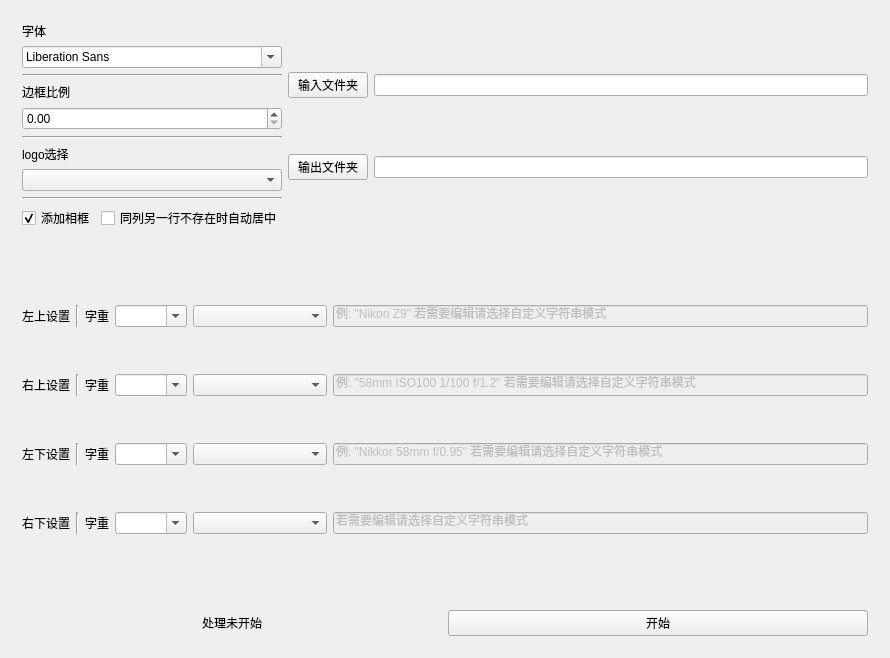
The window that src/mainWidgets.ui (natsusue/photo_watermark) describes before a commit, drawn with Qt 5.
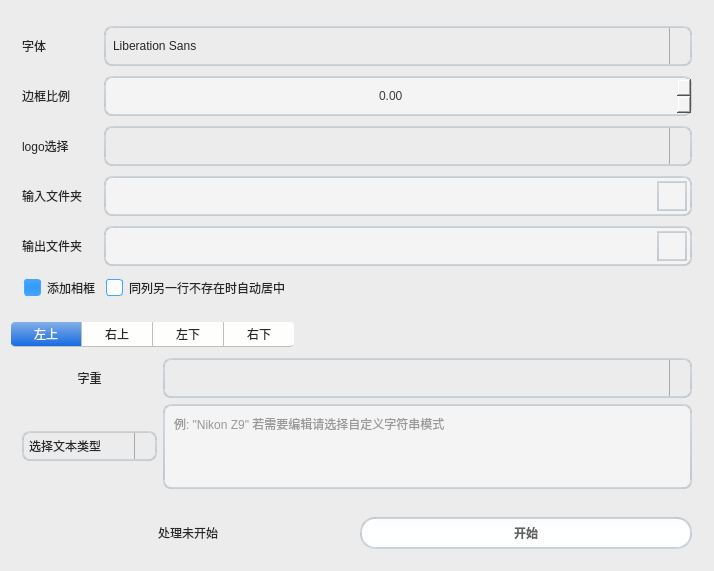
The same window after the commit. Icons and pictures are not drawn.

```diff
--- a/src/mainWidgets.ui
+++ b/src/mainWidgets.ui
@@ -6,73 +6,549 @@
    <rect>
     <x>0</x>
     <y>0</y>
-    <width>890</width>
-    <height>658</height>
+    <width>714</width>
+    <height>571</height>
    </rect>
   </property>
   <property name="windowTitle">
    <string>相框水印设置 by Natsusue</string>
   </property>
-  <layout class="QVBoxLayout" name="verticalLayout_6" stretch="0,1,0">
+  <property name="styleSheet">
+   <string notr="true">* {
+    background-color:#ececec;
+	font: 12pt &quot;Microsoft YaHei UI&quot;;
+}
+/*QLabel#label_6,#label_7,#label_8,#label_9{
+
+    border-style: solid;
+	border-color: qlineargradient(spread:pad, x1:0, y1:0, x2:0, y2:1, stop:0 #c1c9cf, stop:1 #d2d8dd);
+    border-width: 2px;
+    border-radius: 8px;
+    color: #616161;
+    font-weight: bold;
+}*/
+
+QPushButton{
+    padding: 5px;
+    border-style: solid;
+	border-color: qlineargradient(spread:pad, x1:0, y1:0, x2:0, y2:1, stop:0 #c1c9cf, stop:1 #d2d8dd);
+    border-width: 2px;
+    border-radius: 15px;
+    color: #616161;
+    font-weight: bold;
+    background-color: qlineargradient(spread:pad, x1:0.5, y1:0, x2:0.5, y2:1, stop:0 #fbfdfd, stop:0.5 #ffffff, stop:1 #fbfdfd);
+}
+QPushButton:hover{
+    color: #3d3d3d;
+}
+QPushButton:pressed{
+    color: #aeaeae;
+    background-color: qlineargradient(spread:pad, x1:0.5, y1:0, x2:0.5, y2:1, stop:0 #ffffff, stop:0.5 #fbfdfd, stop:1 #ffffff);
+}
+QPushButton:disabled{
+    color: #616161;
+    background-color: qlineargradient(spread:pad, x1:0.5, y1:0, x2:0.5, y2:1, stop:0 #dce7eb, stop:0.5 #e0e8eb, stop:1 #dee7ec);
+}
+
+QLineEdit, QDoubleSpinBox, QTextEdit {
+    border-width: 2px;
+    border-radius: 8px;
+    border-style: solid;
+    border-color: qlineargradient(spread:pad, x1:0.5, y1:1, x2:0.5, y2:0, stop:0 #c1c9cf, stop:1 #d2d8dd);
+    background-color: #f4f4f4;
+    color: #3d3d3d;
+    padding: 5px;
+}
+QLineEdit:focus, QTextEdit:focus, QDoubleSpinBox:focus{
+    border-width: 2px;
+    border-radius: 8px;
+    border-style: solid;
+    border-color: qlineargradient(spread:pad, x1:0.5, y1:1, x2:0.5, y2:0, stop:0 #85b7e3, stop:1 #9ec1db);
+    background-color: #f4f4f4;
+    color: #3d3d3d;
+}
+QLineEdit:disabled, QTextEdit:disabled, QDoubleSpinBox:disabled{
+    color: #b9b9b9;
+}
+
+QDoubleSpinBox::up-button{
+	width:15px;
+	height:15px;
+	subcontrol-position:right top;
+    image: url(:/photo_watermark/img/arrow-up.png);
+    border-left-width: 1px;
+    border-left-color: darkgray;
+    border-left-style: solid;
+    border-top-right-radius: 3px;
+    padding: 3px;
+}
+QSpinBox::down-button, QDoubleSpinBox::down-button{
+	width:15px;
+	height:15px;
+	subcontrol-position:right bottom;
+    image: url(:/photo_watermark/img/arrow-down.png);
+    border-left-width: 1px;
+    border-left-color: darkgray;
+    border-left-style: solid;
+    border-top-right-radius: 3px;
+    padding: 3px;
+}
+
+QProgressBar {
+    max-height: 8px;
+    text-align: center;
+    font: italic bold 11px;
+    color: #3d3d3d;
+    border: 1px solid transparent;
+    border-radius:4px;
+    background-color: qlineargradient(spread:pad, x1:0, y1:0, x2:0, y2:1, stop:0 #ddd5d5, stop:0.5 #dad3d3, stop:1 #ddd5d5);
+}
+QProgressBar::chunk {
+    background-color: qlineargradient(spread:pad, x1:0, y1:0, x2:0, y2:1, stop:0 #467dd1, stop:0.5 #3b88fc, stop:1 #467dd1);
+    border-radius: 4px;
+}
+QProgressBar:disabled {
+    color: #616161;
+}
+QProgressBar::chunk:disabled {
+    background-color: #aeaeae;
+}
+
+QComboBox, QFontComboBox {
+    border-width: 2px;
+    border-radius: 8px;
+    border-style: solid;
+    border-color: qlineargradient(spread:pad, x1:0.5, y1:1, x2:0.5, y2:0, stop:0 #c1c9cf, stop:1 #d2d8dd);
+    color: #272727;
+    padding-left: 5px;
+	background-color:transparent;
+}
+QComboBox::drop-down {
+    subcontrol-origin: padding;
+    subcontrol-position: top right;
+    width: 20px;
+    color: #272727;
+    border-left-width: 1px;
+    border-left-color: darkgray;
+    border-left-style: solid;
+    border-top-right-radius: 3px;
+    border-bottom-right-radius: 3px;
+}
+QComboBox::down-arrow {
+	width: 15px;
+	height:30px;
+    image: url(:/photo_watermark/img/arrow-down.png); 
+}
+QComboBox::down-arrow:on {
+    top: 1px;
+    left: 1px;
+}
+QComboBox QAbstractItemView {
+    border: 1px solid darkgray;
+    border-radius: 8px;
+    selection-background-color: #dadada;
+    selection-color: #272727;
+    color: #272727;
+    background: white;
+}
+QComboBox QAbstractItemView::item {
+    height: 40px; 
+	font-weight: 400;
+    border-radius: 8px;
+}
+
+QTabWidget {
+    color:rgb(0,0,0);
+    background-color:#000000;
+}
+QTabWidget::pane {
+    border-width: 1px;
+    border-radius: 4px;
+    position: absolute;
+    top: -0.5em;
+    padding-top: 0.5em;
+}
+QTabWidget::tab-bar {
+    alignment: left;
+}
+QTabBar::tab {
+    border-bottom: 1px solid #c0c0c0;
+    padding: 5px;
+    color: #272727;
+    background-color: #fefefc;
+    margin-left:0px;
+	width: 60px;
+}
+QTabBar::tab:!last {
+    border-right: 1px solid;
+    border-right-color: #c0c0c0;
+    border-bottom-color: #c0c0c0;
+}
+QTabBar::tab:first {
+    border-top-left-radius: 4px;
+    border-bottom-left-radius: 4px;
+}
+QTabBar::tab:last {
+    border-top-right-radius: 4px;
+    border-bottom-right-radius: 4px;
+}
+QTabBar::tab:selected, QTabBar::tab:last:selected, QTabBar::tab:hover {
+    color: #FFFFFF;
+    background-color: qlineargradient(spread:pad, x1:0.5, y1:0, x2:0.5, y2:1, stop:0 #84afe5, stop:1 #1168e4);
+}
+
+QLabel, QCheckBox{
+    color: #272727;
+}
+QCheckBox {
+    padding: 2px;
+}
+QCheckBox:disabled, QRadioButton:disabled {
+    color: #808086;
+    padding: 2px;
+}
+QCheckBox:hover {
+    border-radius:4px;
+    border-style:solid;
+    padding-left: 1px;
+    padding-right: 1px;
+    padding-bottom: 1px;
+    padding-top: 1px;
+    border-width:1px;
+    border-color: transparent;
+}
+QCheckBox::indicator:checked {
+    /*image: url(/usr/share/icons/Adwaita/16x16/actions/object-select-symbolic.symbolic.png);*/
+    height: 15px;
+    width: 15px;
+    border-style:solid;
+    border-width: 1px;
+    border-color: #48a5fd;
+    color: #ffffff;
+    border-radius: 3px;
+    background-color: qlineargradient(spread:pad, x1:0, y1:0, x2:0, y2:1, stop:0 #48a5fd, stop:0.5 #329cfb, stop:1 #48a5fd);
+}
+QCheckBox::indicator:unchecked {
+    height: 15px;
+    width: 15px;
+    border-style:solid;
+    border-width: 1px;
+    border-color: #48a5fd;
+    border-radius: 3px;
+    background-color: #fbfdfa;
+}
+
+QScrollArea {
+    color: #FFFFFF;
+    background-color:#222b2e;
+}
+
+QScrollBar:vertical {
+	max-width: 8px;
+	border: 1px transparent grey;
+	background: transparent;
+}
+QScrollBar::handle:vertical, QScrollBar::handle:horizontal {
+	background: #52595d;
+	border-style: transparent;
+	border-radius: 4px;
+	min-height: 25px;
+}
+QScrollBar::handle:horizontal:hover, QScrollBar::handle:vertical:hover {
+	background: qlineargradient(spread:pad, x1:0, y1:0, x2:1, y2:0, stop:0 #467dd1, stop:0.5 #3b88fc, stop:1 #467dd1);
+}
+QScrollBar::add-line:horizontal {
+    width: 0px;
+	height: 0px;
+}
+QScrollBar::add-line:vertical {
+    width: 0px;
+    height: 0px;
+}
+QScrollBar::sub-line:horizontal {
+    width: 0px;
+    height: 0px;
+}
+QScrollBar::sub-line:vertical {
+    width: 0px;
+    height: 0px;
+}</string>
+  </property>
+  <layout class="QVBoxLayout" name="verticalLayout" stretch="2,1,0">
    <item>
     <widget class="QWidget" name="seetingWidget" native="true">
-     <layout class="QHBoxLayout" name="baseConfigLayout">
-      <item>
-       <layout class="QVBoxLayout" name="baseSeetingLayout" stretch="0,0,0,0,0,0,0,0,0,0">
-        <item>
+     <layout class="QGridLayout" name="gridLayout_5">
+      <item row="0" column="0">
          <widget class="QLabel" name="fontLabel">
           <property name="text">
            <string>字体</string>
           </property>
          </widget>
         </item>
-        <item>
-         <widget class="QFontComboBox" name="fontComboBox"/>
-        </item>
-        <item>
-         <widget class="Line" name="line_11">
-          <property name="orientation">
-           <enum>Qt::Orientation::Horizontal</enum>
+      <item row="0" column="1">
+       <widget class="QFontComboBox" name="fontComboBox">
+        <property name="minimumSize">
+         <size>
+          <width>0</width>
+          <height>40</height>
+         </size>
+        </property>
+        <property name="maximumSize">
+         <size>
+          <width>16777215</width>
+          <height>40</height>
+         </size>
           </property>
          </widget>
         </item>
-        <item>
+      <item row="1" column="0">
          <widget class="QLabel" name="boxSizeLabel">
           <property name="text">
            <string>边框比例</string>
           </property>
          </widget>
         </item>
-        <item>
-         <widget class="QDoubleSpinBox" name="boxSizeComboBox"/>
-        </item>
-        <item>
-         <widget class="Line" name="line_12">
-          <property name="orientation">
-           <enum>Qt::Orientation::Horizontal</enum>
+      <item row="1" column="1">
+       <widget class="QDoubleSpinBox" name="boxSizeComboBox">
+        <property name="minimumSize">
+         <size>
+          <width>0</width>
+          <height>40</height>
+         </size>
+        </property>
+        <property name="maximumSize">
+         <size>
+          <width>16777215</width>
+          <height>40</height>
+         </size>
+        </property>
+        <property name="styleSheet">
+         <string notr="true"/>
+        </property>
+        <property name="alignment">
+         <set>Qt::AlignmentFlag::AlignCenter</set>
           </property>
          </widget>
         </item>
-        <item>
+      <item row="2" column="0">
          <widget class="QLabel" name="label_5">
           <property name="text">
            <string>logo选择</string>
           </property>
          </widget>
         </item>
+      <item row="2" column="1">
+       <widget class="QComboBox" name="logoComboBox">
+        <property name="minimumSize">
+         <size>
+          <width>0</width>
+          <height>40</height>
+         </size>
+        </property>
+        <property name="maximumSize">
+         <size>
+          <width>16777215</width>
+          <height>40</height>
+         </size>
+        </property>
+       </widget>
+      </item>
+      <item row="3" column="0">
+       <widget class="QLabel" name="label_10">
+        <property name="text">
+         <string>输入文件夹</string>
+        </property>
+       </widget>
+      </item>
+      <item row="3" column="1">
+       <widget class="QWidget" name="widget" native="true">
+        <property name="minimumSize">
+         <size>
+          <width>0</width>
+          <height>40</height>
+         </size>
+        </property>
+        <property name="maximumSize">
+         <size>
+          <width>16777215</width>
+          <height>40</height>
+         </size>
+        </property>
+        <property name="styleSheet">
+         <string notr="true">QWidget {
+    border-width: 2px;
+    border-radius: 8px;
+    border-style: solid;
+    border-color: qlineargradient(spread:pad, x1:0.5, y1:1, x2:0.5, y2:0, stop:0 #c1c9cf, stop:1 #d2d8dd);
+    background-color: #f4f4f4;
+    color: #3d3d3d;
+    padding: 5px;
+}</string>
+        </property>
+        <layout class="QHBoxLayout" name="horizontalLayout_3">
+         <property name="spacing">
+          <number>0</number>
+         </property>
+         <property name="leftMargin">
+          <number>0</number>
+         </property>
+         <property name="topMargin">
+          <number>0</number>
+         </property>
+         <property name="rightMargin">
+          <number>5</number>
+         </property>
+         <property name="bottomMargin">
+          <number>0</number>
+         </property>
         <item>
-         <widget class="QComboBox" name="logoComboBox"/>
+          <widget class="QLineEdit" name="lnputEdit">
+           <property name="styleSheet">
+            <string notr="true">QLineEdit
+{
+	background:transparent;
+	border:none;
+	border-radius:0px;
+}</string>
+           </property>
+           <property name="alignment">
+            <set>Qt::AlignmentFlag::AlignCenter</set>
+           </property>
+          </widget>
         </item>
         <item>
-         <widget class="Line" name="line_13">
-          <property name="orientation">
-           <enum>Qt::Orientation::Horizontal</enum>
-          </property>
-         </widget>
-        </item>
+          <widget class="QPushButton" name="inputButton">
+           <property name="minimumSize">
+            <size>
+             <width>30</width>
+             <height>30</height>
+            </size>
+           </property>
+           <property name="maximumSize">
+            <size>
+             <width>30</width>
+             <height>30</height>
+            </size>
+           </property>
+           <property name="cursor">
+            <cursorShape>PointingHandCursor</cursorShape>
+           </property>
+           <property name="styleSheet">
+            <string notr="true">QPushButton
+{	
+	background:transparent;
+	border-image: url(:/photo_watermark/img/file.png);
+    padding: 0px;
+	border-radius:0px;
+}</string>
+           </property>
+           <property name="text">
+            <string/>
+           </property>
+          </widget>
+         </item>
+        </layout>
+       </widget>
+      </item>
+      <item row="4" column="0">
+       <widget class="QLabel" name="label_11">
+        <property name="text">
+         <string>输出文件夹</string>
+        </property>
+       </widget>
+      </item>
+      <item row="4" column="1">
+       <widget class="QWidget" name="widget_2" native="true">
+        <property name="minimumSize">
+         <size>
+          <width>0</width>
+          <height>40</height>
+         </size>
+        </property>
+        <property name="maximumSize">
+         <size>
+          <width>16777215</width>
+          <height>40</height>
+         </size>
+        </property>
+        <property name="styleSheet">
+         <string notr="true">QWidget {
+    border-width: 2px;
+    border-radius: 8px;
+    border-style: solid;
+    border-color: qlineargradient(spread:pad, x1:0.5, y1:1, x2:0.5, y2:0, stop:0 #c1c9cf, stop:1 #d2d8dd);
+    background-color: #f4f4f4;
+    color: #3d3d3d;
+    padding: 5px;
+}
+</string>
+        </property>
+        <layout class="QHBoxLayout" name="horizontalLayout_5">
+         <property name="spacing">
+          <number>0</number>
+         </property>
+         <property name="leftMargin">
+          <number>0</number>
+         </property>
+         <property name="topMargin">
+          <number>0</number>
+         </property>
+         <property name="rightMargin">
+          <number>5</number>
+         </property>
+         <property name="bottomMargin">
+          <number>0</number>
+         </property>
         <item>
-         <layout class="QHBoxLayout" name="horizontalLayout_4">
+          <widget class="QLineEdit" name="outputEdit">
+           <property name="styleSheet">
+            <string notr="true">QLineEdit
+{
+	background:transparent;
+	border:none;
+	border-radius:0px;
+}</string>
+           </property>
+           <property name="alignment">
+            <set>Qt::AlignmentFlag::AlignCenter</set>
+           </property>
+          </widget>
+         </item>
           <item>
+          <widget class="QPushButton" name="outputButton">
+           <property name="minimumSize">
+            <size>
+             <width>30</width>
+             <height>30</height>
+            </size>
+           </property>
+           <property name="maximumSize">
+            <size>
+             <width>30</width>
+             <height>30</height>
+            </size>
+           </property>
+           <property name="cursor">
+            <cursorShape>PointingHandCursor</cursorShape>
+           </property>
+           <property name="styleSheet">
+            <string notr="true">QPushButton
+{	
+	background:transparent;
+	border-image: url(:/photo_watermark/img/file.png);
+    padding: 0px;
+	border-radius:0px;
+}</string>
+           </property>
+           <property name="text">
+            <string/>
+           </property>
+          </widget>
+         </item>
+        </layout>
+       </widget>
+      </item>
+      <item row="5" column="0">
            <widget class="QCheckBox" name="addFrameCheckBox">
             <property name="text">
              <string>添加相框</string>
@@ -82,7 +558,7 @@
             </property>
            </widget>
           </item>
-          <item>
+      <item row="5" column="1">
            <widget class="QCheckBox" name="autoAlignCheckBox">
             <property name="text">
              <string>同列另一行不存在时自动居中</string>
@@ -90,81 +566,47 @@
            </widget>
           </item>
          </layout>
-        </item>
-       </layout>
-      </item>
-      <item>
-       <layout class="QVBoxLayout" name="ioLayout">
-        <item>
-         <layout class="QHBoxLayout" name="InputLayout">
-          <item>
-           <widget class="QPushButton" name="inputButton">
-            <property name="text">
-             <string>输入文件夹</string>
-            </property>
            </widget>
           </item>
           <item>
-           <widget class="QLineEdit" name="lnputEdit"/>
-          </item>
-         </layout>
-        </item>
-        <item>
-         <layout class="QHBoxLayout" name="outputLayout">
-          <item>
-           <widget class="QPushButton" name="outputButton">
-            <property name="text">
-             <string>输出文件夹</string>
-            </property>
-           </widget>
-          </item>
-          <item>
-           <widget class="QLineEdit" name="outputEdit"/>
-          </item>
-         </layout>
-        </item>
-       </layout>
-      </item>
-     </layout>
-    </widget>
-   </item>
-   <item>
-    <widget class="QWidget" name="textWidget" native="true">
-     <layout class="QVBoxLayout" name="configLayout">
-      <property name="spacing">
+    <widget class="QTabWidget" name="tabWidget">
+     <property name="minimumSize">
+      <size>
+       <width>680</width>
+       <height>0</height>
+      </size>
+     </property>
+     <property name="styleSheet">
+      <string notr="true"/>
+     </property>
+     <property name="currentIndex">
        <number>0</number>
       </property>
-      <item>
-       <layout class="QHBoxLayout" name="leftTopConfigLayout" stretch="0,0,0,0,1,4">
-        <property name="spacing">
-         <number>6</number>
-        </property>
-        <item>
-         <widget class="QLabel" name="label">
-          <property name="text">
-           <string>左上设置</string>
-          </property>
-         </widget>
-        </item>
-        <item>
-         <widget class="Line" name="line">
-          <property name="orientation">
-           <enum>Qt::Orientation::Vertical</enum>
-          </property>
-         </widget>
-        </item>
-        <item>
-         <widget class="QLabel" name="label_6">
-          <property name="text">
-           <string>字重</string>
-          </property>
-         </widget>
-        </item>
-        <item>
+     <property name="tabBarAutoHide">
+      <bool>true</bool>
+     </property>
+     <widget class="QWidget" name="tab">
+      <attribute name="title">
+       <string>左上</string>
+      </attribute>
+      <layout class="QGridLayout" name="gridLayout">
+       <item row="0" column="1">
          <widget class="QComboBox" name="LTWeight">
           <property name="enabled">
            <bool>true</bool>
           </property>
+         <property name="minimumSize">
+          <size>
+           <width>90</width>
+           <height>40</height>
+          </size>
+         </property>
+         <property name="maximumSize">
+          <size>
+           <width>16777215</width>
+           <height>40</height>
+          </size>
+         </property>
           <property name="editable">
            <bool>true</bool>
           </property>
@@ -173,8 +615,20 @@
           </property>
          </widget>
         </item>
-        <item>
+       <item row="1" column="0">
          <widget class="QComboBox" name="LTChoice">
+         <property name="minimumSize">
+          <size>
+           <width>135</width>
+           <height>30</height>
+          </size>
+         </property>
+         <property name="maximumSize">
+          <size>
+           <width>16777215</width>
+           <height>30</height>
+          </size>
+         </property>
           <property name="editable">
            <bool>false</bool>
           </property>
@@ -183,175 +637,284 @@
           </property>
          </widget>
         </item>
-        <item>
-         <widget class="QLineEdit" name="LTEdit">
-          <property name="enabled">
-           <bool>false</bool>
+       <item row="0" column="0">
+        <widget class="QLabel" name="label_6">
+         <property name="sizePolicy">
+          <sizepolicy hsizetype="Preferred" vsizetype="Fixed">
+           <horstretch>0</horstretch>
+           <verstretch>0</verstretch>
+          </sizepolicy>
+         </property>
+         <property name="minimumSize">
+          <size>
+           <width>0</width>
+           <height>30</height>
+          </size>
           </property>
           <property name="text">
+          <string>字重</string>
+         </property>
+         <property name="alignment">
+          <set>Qt::AlignmentFlag::AlignCenter</set>
+         </property>
+        </widget>
+       </item>
+       <item row="1" column="1">
+        <widget class="QTextEdit" name="LTEdit">
+         <property name="html">
+          <string>&lt;!DOCTYPE HTML PUBLIC &quot;-//W3C//DTD HTML 4.0//EN&quot; &quot;http://www.w3.org/TR/REC-html40/strict.dtd&quot;&gt;
+&lt;html&gt;&lt;head&gt;&lt;meta name=&quot;qrichtext&quot; content=&quot;1&quot; /&gt;&lt;meta charset=&quot;utf-8&quot; /&gt;&lt;style type=&quot;text/css&quot;&gt;
+p, li { white-space: pre-wrap; }
+hr { height: 1px; border-width: 0; }
+li.unchecked::marker { content: &quot;\2610&quot;; }
+li.checked::marker { content: &quot;\2612&quot;; }
+&lt;/style&gt;&lt;/head&gt;&lt;body style=&quot; font-family:'Microsoft YaHei UI'; font-size:12pt; font-weight:400; font-style:normal;&quot;&gt;
+&lt;p style=&quot;-qt-paragraph-type:empty; margin-top:0px; margin-bottom:0px; margin-left:0px; margin-right:0px; -qt-block-indent:0; text-indent:0px;&quot;&gt;&lt;br /&gt;&lt;/p&gt;&lt;/body&gt;&lt;/html&gt;</string>
+         </property>
+         <property name="cursorWidth">
+          <number>0</number>
+         </property>
+         <property name="placeholderText">
            <string>例: &quot;Nikon Z9&quot; 若需要编辑请选择自定义字符串模式 </string>
           </property>
-          <property name="dragEnabled">
-           <bool>false</bool>
-          </property>
-          <property name="readOnly">
-           <bool>false</bool>
-          </property>
-          <property name="clearButtonEnabled">
-           <bool>false</bool>
-          </property>
          </widget>
         </item>
        </layout>
-      </item>
-      <item>
-       <layout class="QHBoxLayout" name="rightTopConfigLayout" stretch="0,0,0,0,1,4">
-        <item>
-         <widget class="QLabel" name="label_3">
-          <property name="text">
-           <string>右上设置</string>
-          </property>
-         </widget>
-        </item>
-        <item>
-         <widget class="Line" name="line_2">
-          <property name="orientation">
-           <enum>Qt::Orientation::Vertical</enum>
-          </property>
-         </widget>
-        </item>
-        <item>
-         <widget class="QLabel" name="label_7">
-          <property name="text">
-           <string>字重</string>
-          </property>
-         </widget>
-        </item>
-        <item>
+     </widget>
+     <widget class="QWidget" name="tab_3">
+      <attribute name="title">
+       <string>右上</string>
+      </attribute>
+      <layout class="QGridLayout" name="gridLayout_2">
+       <item row="0" column="1">
          <widget class="QComboBox" name="RTWeight">
+         <property name="minimumSize">
+          <size>
+           <width>90</width>
+           <height>40</height>
+          </size>
+         </property>
+         <property name="maximumSize">
+          <size>
+           <width>16777215</width>
+           <height>40</height>
+          </size>
+         </property>
           <property name="editable">
            <bool>true</bool>
           </property>
          </widget>
         </item>
-        <item>
+       <item row="1" column="0">
          <widget class="QComboBox" name="RTChoice">
-          <property name="placeholderText">
-           <string>选择文本类型</string>
-          </property>
-         </widget>
-        </item>
-        <item>
-         <widget class="QLineEdit" name="RTEdit">
-          <property name="enabled">
+         <property name="minimumSize">
+          <size>
+           <width>135</width>
+           <height>30</height>
+          </size>
+         </property>
+         <property name="maximumSize">
+          <size>
+           <width>16777215</width>
+           <height>30</height>
+          </size>
+         </property>
+         <property name="editable">
            <bool>false</bool>
           </property>
+         <property name="placeholderText">
+          <string>选择文本类型</string>
+         </property>
+        </widget>
+       </item>
+       <item row="0" column="0">
+        <widget class="QLabel" name="label_7">
+         <property name="sizePolicy">
+          <sizepolicy hsizetype="Preferred" vsizetype="Fixed">
+           <horstretch>0</horstretch>
+           <verstretch>0</verstretch>
+          </sizepolicy>
+         </property>
+         <property name="minimumSize">
+          <size>
+           <width>0</width>
+           <height>30</height>
+          </size>
+         </property>
           <property name="text">
+          <string>字重</string>
+         </property>
+         <property name="alignment">
+          <set>Qt::AlignmentFlag::AlignCenter</set>
+         </property>
+        </widget>
+       </item>
+       <item row="1" column="1">
+        <widget class="QTextEdit" name="RTEdit">
+         <property name="placeholderText">
            <string>例: &quot;58mm ISO100 1/100 f/1.2&quot; 若需要编辑请选择自定义字符串模式</string>
           </property>
          </widget>
         </item>
        </layout>
-      </item>
-      <item>
-       <layout class="QHBoxLayout" name="leftBottomConfigLayout" stretch="0,0,0,0,1,4">
-        <item>
-         <widget class="QLabel" name="label_2">
-          <property name="text">
-           <string>左下设置</string>
-          </property>
-         </widget>
-        </item>
-        <item>
-         <widget class="Line" name="line_3">
-          <property name="orientation">
-           <enum>Qt::Orientation::Vertical</enum>
-          </property>
-         </widget>
-        </item>
-        <item>
-         <widget class="QLabel" name="label_8">
-          <property name="text">
-           <string>字重</string>
-          </property>
-         </widget>
-        </item>
-        <item>
+     </widget>
+     <widget class="QWidget" name="tab_4">
+      <attribute name="title">
+       <string>左下</string>
+      </attribute>
+      <layout class="QGridLayout" name="gridLayout_3">
+       <item row="0" column="1">
          <widget class="QComboBox" name="LBWeight">
+         <property name="sizePolicy">
+          <sizepolicy hsizetype="Preferred" vsizetype="Fixed">
+           <horstretch>0</horstretch>
+           <verstretch>0</verstretch>
+          </sizepolicy>
+         </property>
+         <property name="minimumSize">
+          <size>
+           <width>90</width>
+           <height>40</height>
+          </size>
+         </property>
+         <property name="maximumSize">
+          <size>
+           <width>16777215</width>
+           <height>40</height>
+          </size>
+         </property>
           <property name="editable">
            <bool>true</bool>
           </property>
          </widget>
         </item>
-        <item>
+       <item row="0" column="0">
+        <widget class="QLabel" name="label_8">
+         <property name="sizePolicy">
+          <sizepolicy hsizetype="Preferred" vsizetype="Fixed">
+           <horstretch>0</horstretch>
+           <verstretch>0</verstretch>
+          </sizepolicy>
+         </property>
+         <property name="minimumSize">
+          <size>
+           <width>0</width>
+           <height>30</height>
+          </size>
+         </property>
+         <property name="text">
+          <string>字重</string>
+         </property>
+         <property name="alignment">
+          <set>Qt::AlignmentFlag::AlignCenter</set>
+         </property>
+        </widget>
+       </item>
+       <item row="1" column="0">
          <widget class="QComboBox" name="LBChoice">
+         <property name="minimumSize">
+          <size>
+           <width>135</width>
+           <height>30</height>
+          </size>
+         </property>
+         <property name="maximumSize">
+          <size>
+           <width>16777215</width>
+           <height>30</height>
+          </size>
+         </property>
           <property name="placeholderText">
            <string>选择文本类型</string>
           </property>
          </widget>
         </item>
-        <item>
-         <widget class="QLineEdit" name="LBEdit">
-          <property name="enabled">
-           <bool>false</bool>
-          </property>
-          <property name="text">
+       <item row="1" column="1">
+        <widget class="QTextEdit" name="LBEdit">
+         <property name="lineWrapMode">
+          <enum>QTextEdit::LineWrapMode::WidgetWidth</enum>
+         </property>
+         <property name="placeholderText">
            <string>例: &quot;Nikkor 58mm f/0.95&quot; 若需要编辑请选择自定义字符串模式 </string>
           </property>
          </widget>
         </item>
        </layout>
-      </item>
-      <item>
-       <layout class="QHBoxLayout" name="rightBottomConfigLayout" stretch="0,0,0,0,1,4">
-        <item>
-         <widget class="QLabel" name="label_4">
-          <property name="text">
-           <string>右下设置</string>
-          </property>
-         </widget>
-        </item>
-        <item>
-         <widget class="Line" name="line_9">
-          <property name="orientation">
-           <enum>Qt::Orientation::Vertical</enum>
-          </property>
-         </widget>
-        </item>
-        <item>
-         <widget class="QLabel" name="label_9">
-          <property name="text">
-           <string>字重</string>
-          </property>
-         </widget>
-        </item>
-        <item>
+     </widget>
+     <widget class="QWidget" name="tab_2">
+      <attribute name="title">
+       <string>右下</string>
+      </attribute>
+      <layout class="QGridLayout" name="gridLayout_4">
+       <item row="0" column="1">
          <widget class="QComboBox" name="RBWeight">
+         <property name="minimumSize">
+          <size>
+           <width>90</width>
+           <height>40</height>
+          </size>
+         </property>
+         <property name="maximumSize">
+          <size>
+           <width>16777215</width>
+           <height>40</height>
+          </size>
+         </property>
           <property name="editable">
            <bool>true</bool>
           </property>
          </widget>
         </item>
-        <item>
+       <item row="1" column="0">
          <widget class="QComboBox" name="RBChoice">
+         <property name="minimumSize">
+          <size>
+           <width>135</width>
+           <height>30</height>
+          </size>
+         </property>
+         <property name="maximumSize">
+          <size>
+           <width>16777215</width>
+           <height>30</height>
+          </size>
+         </property>
           <property name="placeholderText">
            <string>选择文本类型</string>
           </property>
          </widget>
         </item>
-        <item>
-         <widget class="QLineEdit" name="RBEdit">
-          <property name="enabled">
-           <bool>false</bool>
+       <item row="0" column="0">
+        <widget class="QLabel" name="label_9">
+         <property name="sizePolicy">
+          <sizepolicy hsizetype="Preferred" vsizetype="Fixed">
+           <horstretch>0</horstretch>
+           <verstretch>0</verstretch>
+          </sizepolicy>
+         </property>
+         <property name="minimumSize">
+          <size>
+           <width>0</width>
+           <height>30</height>
+          </size>
           </property>
           <property name="text">
+          <string>字重</string>
+         </property>
+         <property name="alignment">
+          <set>Qt::AlignmentFlag::AlignCenter</set>
+         </property>
+        </widget>
+       </item>
+       <item row="1" column="1">
+        <widget class="QTextEdit" name="RBEdit">
+         <property name="placeholderText">
            <string>若需要编辑请选择自定义字符串模式</string>
           </property>
          </widget>
         </item>
        </layout>
-      </item>
-     </layout>
+     </widget>
     </widget>
    </item>
    <item>
```
Left out of the diff: 4 changed lines with no effect on the pictures. Lines whose indentation alone changed are shown as unchanged.
